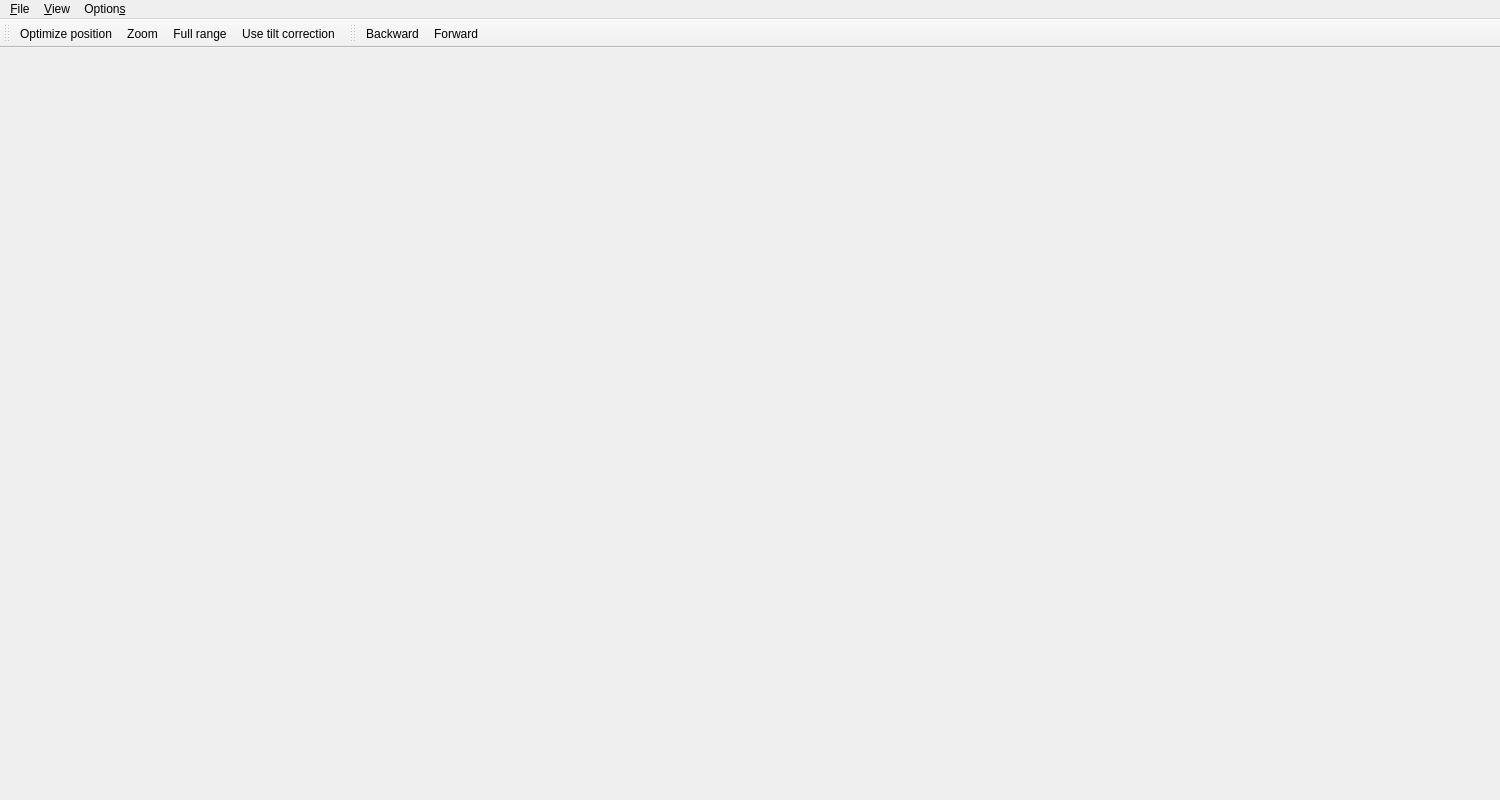
The window that gui/scanner/ui_scannergui.ui (Ulm-IQO/qudi) describes before a commit, drawn with Qt 5.
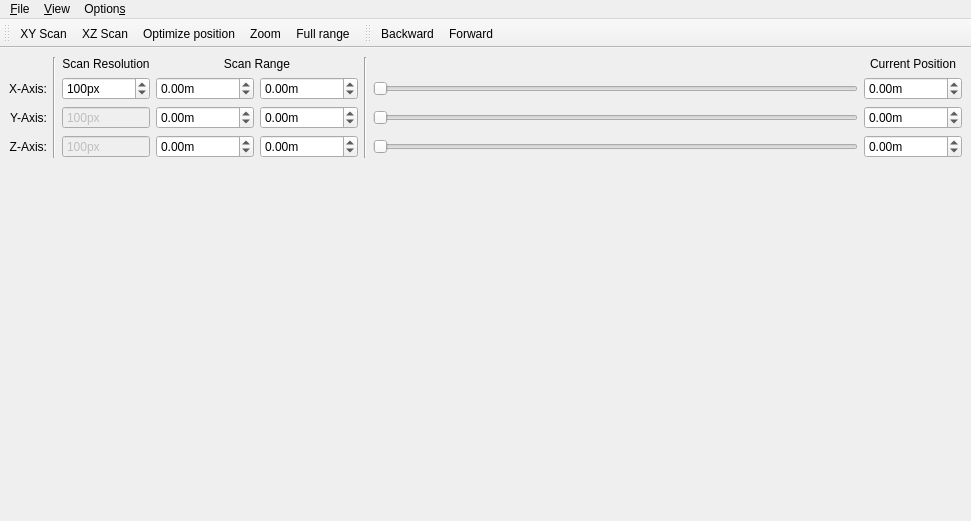
The same window after the commit. Icons and pictures are not drawn. Custom widgets are drawn as their Qt base class.

Commit message: Stripped down GUI and Logic

The edit to the form file:
```diff
--- a/gui/scanner/ui_scannergui.ui
+++ b/gui/scanner/ui_scannergui.ui
@@ -6,8 +6,8 @@
    <rect>
     <x>0</x>
     <y>0</y>
-    <width>1500</width>
-    <height>800</height>
+    <width>971</width>
+    <height>521</height>
    </rect>
   </property>
   <property name="sizePolicy">
@@ -20,19 +20,396 @@
    <string>qudi: Confocal</string>
   </property>
   <widget class="QWidget" name="centralwidget">
+   <property name="sizePolicy">
+    <sizepolicy hsizetype="Expanding" vsizetype="Expanding">
+     <horstretch>0</horstretch>
+     <verstretch>0</verstretch>
+    </sizepolicy>
+   </property>
    <property name="maximumSize">
     <size>
-     <width>0</width>
-     <height>0</height>
+     <width>16777215</width>
+     <height>16777215</height>
     </size>
    </property>
+   <layout class="QGridLayout" name="gridLayout">
+    <item row="2" column="0">
+     <widget class="QLabel" name="label_2">
+      <property name="text">
+       <string>Y-Axis:</string>
+      </property>
+      <property name="alignment">
+       <set>Qt::AlignRight|Qt::AlignTrailing|Qt::AlignVCenter</set>
+      </property>
+     </widget>
+    </item>
+    <item row="3" column="6">
+     <widget class="DoubleSlider" name="z_slider">
+      <property name="orientation">
+       <enum>Qt::Horizontal</enum>
+      </property>
+     </widget>
+    </item>
+    <item row="0" column="1" rowspan="4">
+     <widget class="Line" name="line">
+      <property name="orientation">
+       <enum>Qt::Vertical</enum>
+      </property>
+     </widget>
+    </item>
+    <item row="2" column="3">
+     <widget class="ScienDSpinBox" name="y_min_range_doubleSpinBox">
+      <property name="minimumSize">
+       <size>
+        <width>75</width>
+        <height>0</height>
+       </size>
+      </property>
+      <property name="suffix">
+       <string>m</string>
+      </property>
+      <property name="minimum">
+       <double>-1000000000000000000000.000000000000000</double>
+      </property>
+      <property name="maximum">
+       <double>1000000000000000000000.000000000000000</double>
+      </property>
+     </widget>
+    </item>
+    <item row="2" column="2">
+     <widget class="QSpinBox" name="y_resolution_spinBox">
+      <property name="enabled">
+       <bool>false</bool>
+      </property>
+      <property name="minimumSize">
+       <size>
+        <width>75</width>
+        <height>0</height>
+       </size>
+      </property>
+      <property name="readOnly">
+       <bool>true</bool>
+      </property>
+      <property name="buttonSymbols">
+       <enum>QAbstractSpinBox::NoButtons</enum>
+      </property>
+      <property name="suffix">
+       <string>px</string>
+      </property>
+      <property name="minimum">
+       <number>1</number>
+      </property>
+      <property name="maximum">
+       <number>999999999</number>
+      </property>
+      <property name="value">
+       <number>100</number>
+      </property>
+     </widget>
+    </item>
+    <item row="1" column="4">
+     <widget class="ScienDSpinBox" name="x_max_range_doubleSpinBox">
+      <property name="minimumSize">
+       <size>
+        <width>75</width>
+        <height>0</height>
+       </size>
+      </property>
+      <property name="suffix">
+       <string>m</string>
+      </property>
+      <property name="minimum">
+       <double>-1000000000000000000000.000000000000000</double>
+      </property>
+      <property name="maximum">
+       <double>1000000000000000000000.000000000000000</double>
+      </property>
+     </widget>
+    </item>
+    <item row="1" column="3">
+     <widget class="ScienDSpinBox" name="x_min_range_doubleSpinBox">
+      <property name="minimumSize">
+       <size>
+        <width>75</width>
+        <height>0</height>
+       </size>
+      </property>
+      <property name="suffix">
+       <string>m</string>
+      </property>
+      <property name="minimum">
+       <double>-1000000000000000000000.000000000000000</double>
+      </property>
+      <property name="maximum">
+       <double>1000000000000000000000.000000000000000</double>
+      </property>
+     </widget>
+    </item>
+    <item row="0" column="3" colspan="2">
+     <widget class="QLabel" name="label_4">
+      <property name="text">
+       <string>Scan Range</string>
+      </property>
+      <property name="alignment">
+       <set>Qt::AlignCenter</set>
+      </property>
+     </widget>
+    </item>
+    <item row="3" column="4">
+     <widget class="ScienDSpinBox" name="z_max_range_doubleSpinBox">
+      <property name="minimumSize">
+       <size>
+        <width>75</width>
+        <height>0</height>
+       </size>
+      </property>
+      <property name="suffix">
+       <string>m</string>
+      </property>
+      <property name="minimum">
+       <double>-1000000000000000000000.000000000000000</double>
+      </property>
+      <property name="maximum">
+       <double>1000000000000000000000.000000000000000</double>
+      </property>
+     </widget>
+    </item>
+    <item row="0" column="2">
+     <widget class="QLabel" name="label_5">
+      <property name="text">
+       <string>Scan Resolution</string>
+      </property>
+      <property name="alignment">
+       <set>Qt::AlignCenter</set>
+      </property>
+     </widget>
+    </item>
+    <item row="2" column="6">
+     <widget class="DoubleSlider" name="y_slider">
+      <property name="orientation">
+       <enum>Qt::Horizontal</enum>
+      </property>
+     </widget>
+    </item>
+    <item row="3" column="3">
+     <widget class="ScienDSpinBox" name="z_min_range_doubleSpinBox">
+      <property name="minimumSize">
+       <size>
+        <width>75</width>
+        <height>0</height>
+       </size>
+      </property>
+      <property name="suffix">
+       <string>m</string>
+      </property>
+      <property name="minimum">
+       <double>-1000000000000000000000.000000000000000</double>
+      </property>
+      <property name="maximum">
+       <double>1000000000000000000000.000000000000000</double>
+      </property>
+     </widget>
+    </item>
+    <item row="1" column="2">
+     <widget class="QSpinBox" name="x_resolution_spinBox">
+      <property name="sizePolicy">
+       <sizepolicy hsizetype="Preferred" vsizetype="Fixed">
+        <horstretch>0</horstretch>
+        <verstretch>0</verstretch>
+       </sizepolicy>
+      </property>
+      <property name="minimumSize">
+       <size>
+        <width>75</width>
+        <height>0</height>
+       </size>
+      </property>
+      <property name="suffix">
+       <string>px</string>
+      </property>
+      <property name="minimum">
+       <number>1</number>
+      </property>
+      <property name="maximum">
+       <number>999999999</number>
+      </property>
+      <property name="value">
+       <number>100</number>
+      </property>
+     </widget>
+    </item>
+    <item row="1" column="6">
+     <widget class="DoubleSlider" name="x_slider">
+      <property name="orientation">
+       <enum>Qt::Horizontal</enum>
+      </property>
+     </widget>
+    </item>
+    <item row="3" column="2">
+     <widget class="QSpinBox" name="z_resolution_spinBox">
+      <property name="enabled">
+       <bool>false</bool>
+      </property>
+      <property name="minimumSize">
+       <size>
+        <width>75</width>
+        <height>0</height>
+       </size>
+      </property>
+      <property name="readOnly">
+       <bool>true</bool>
+      </property>
+      <property name="buttonSymbols">
+       <enum>QAbstractSpinBox::NoButtons</enum>
+      </property>
+      <property name="suffix">
+       <string>px</string>
+      </property>
+      <property name="minimum">
+       <number>1</number>
+      </property>
+      <property name="maximum">
+       <number>999999999</number>
+      </property>
+      <property name="value">
+       <number>100</number>
+      </property>
+     </widget>
+    </item>
+    <item row="3" column="0">
+     <widget class="QLabel" name="label_3">
+      <property name="text">
+       <string>Z-Axis:</string>
+      </property>
+      <property name="alignment">
+       <set>Qt::AlignRight|Qt::AlignTrailing|Qt::AlignVCenter</set>
+      </property>
+     </widget>
+    </item>
+    <item row="0" column="5" rowspan="4">
+     <widget class="Line" name="line_2">
+      <property name="orientation">
+       <enum>Qt::Vertical</enum>
+      </property>
+     </widget>
+    </item>
+    <item row="2" column="4">
+     <widget class="ScienDSpinBox" name="y_max_range_doubleSpinBox">
+      <property name="minimumSize">
+       <size>
+        <width>75</width>
+        <height>0</height>
+       </size>
+      </property>
+      <property name="suffix">
+       <string>m</string>
+      </property>
+      <property name="minimum">
+       <double>-1000000000000000000000.000000000000000</double>
+      </property>
+      <property name="maximum">
+       <double>1000000000000000000000.000000000000000</double>
+      </property>
+     </widget>
+    </item>
+    <item row="1" column="0">
+     <widget class="QLabel" name="label">
+      <property name="text">
+       <string>X-Axis:</string>
+      </property>
+      <property name="alignment">
+       <set>Qt::AlignRight|Qt::AlignTrailing|Qt::AlignVCenter</set>
+      </property>
+     </widget>
+    </item>
+    <item row="1" column="7">
+     <widget class="ScienDSpinBox" name="x_position_doubleSpinBox">
+      <property name="minimumSize">
+       <size>
+        <width>75</width>
+        <height>0</height>
+       </size>
+      </property>
+      <property name="suffix">
+       <string>m</string>
+      </property>
+      <property name="minimum">
+       <double>-1000000000000000000000.000000000000000</double>
+      </property>
+      <property name="maximum">
+       <double>1000000000000000000000.000000000000000</double>
+      </property>
+     </widget>
+    </item>
+    <item row="2" column="7">
+     <widget class="ScienDSpinBox" name="y_position_doubleSpinBox">
+      <property name="minimumSize">
+       <size>
+        <width>75</width>
+        <height>0</height>
+       </size>
+      </property>
+      <property name="suffix">
+       <string>m</string>
+      </property>
+      <property name="minimum">
+       <double>-1000000000000000000000.000000000000000</double>
+      </property>
+      <property name="maximum">
+       <double>1000000000000000000000.000000000000000</double>
+      </property>
+     </widget>
+    </item>
+    <item row="3" column="7">
+     <widget class="ScienDSpinBox" name="z_position_doubleSpinBox">
+      <property name="minimumSize">
+       <size>
+        <width>75</width>
+        <height>0</height>
+       </size>
+      </property>
+      <property name="suffix">
+       <string>m</string>
+      </property>
+      <property name="minimum">
+       <double>-1000000000000000000000.000000000000000</double>
+      </property>
+      <property name="maximum">
+       <double>1000000000000000000000.000000000000000</double>
+      </property>
+     </widget>
+    </item>
+    <item row="0" column="7">
+     <widget class="QLabel" name="label_6">
+      <property name="text">
+       <string>Current Position</string>
+      </property>
+      <property name="alignment">
+       <set>Qt::AlignCenter</set>
+      </property>
+     </widget>
+    </item>
+    <item row="4" column="0">
+     <spacer name="verticalSpacer">
+      <property name="orientation">
+       <enum>Qt::Vertical</enum>
+      </property>
+      <property name="sizeHint" stdset="0">
+       <size>
+        <width>20</width>
+        <height>40</height>
+       </size>
+      </property>
+     </spacer>
+    </item>
+   </layout>
   </widget>
   <widget class="QMenuBar" name="menubar">
    <property name="geometry">
     <rect>
      <x>0</x>
      <y>0</y>
-     <width>1500</width>
+     <width>971</width>
      <height>21</height>
     </rect>
    </property>
@@ -92,10 +469,11 @@
    <attribute name="toolBarBreak">
     <bool>false</bool>
    </attribute>
+   <addaction name="action_xy_scan"/>
+   <addaction name="action_xz_scan"/>
    <addaction name="action_optimize_position"/>
    <addaction name="action_utility_zoom"/>
    <addaction name="action_utility_full_range"/>
-   <addaction name="action_utility_tilt_correction"/>
   </widget>
   <widget class="QToolBar" name="history_toolBar">
    <property name="enabled">
@@ -242,32 +620,6 @@
     <string>Toggle toolbar containing useful utilities</string>
    </property>
   </action>
-  <action name="action_utility_tilt_correction">
-   <property name="checkable">
-    <bool>true</bool>
-   </property>
-   <property name="icon">
-    <iconset>
-     <normaloff>../../artwork/icons/qudiTheme/22x22/correct-tilt.png</normaloff>../../artwork/icons/qudiTheme/22x22/correct-tilt.png</iconset>
-   </property>
-   <property name="text">
-    <string>Use tilt correction</string>
-   </property>
-   <property name="toolTip">
-    <string>Apply coordinate transformation according to the configured tilt correction</string>
-   </property>
-  </action>
-  <action name="action_view_tilt_correction">
-   <property name="checkable">
-    <bool>true</bool>
-   </property>
-   <property name="text">
-    <string>Tilt correction</string>
-   </property>
-   <property name="toolTip">
-    <string>Toggle tilt correction view</string>
-   </property>
-  </action>
   <action name="action_history_forward">
    <property name="enabled">
     <bool>true</bool>
@@ -371,7 +723,45 @@
     <string>Toggle toolbar containing actions to control the scanning history</string>
    </property>
   </action>
+  <action name="action_xy_scan">
+   <property name="icon">
+    <iconset>
+     <normaloff>../../artwork/icons/qudiTheme/22x22/scan-xy-start.png</normaloff>
+     <normalon>../../artwork/icons/qudiTheme/22x22/stop-scan.png</normalon>../../artwork/icons/qudiTheme/22x22/scan-xy-start.png</iconset>
+   </property>
+   <property name="text">
+    <string>XY Scan</string>
+   </property>
+   <property name="toolTip">
+    <string>Start/Stop XY scan</string>
+   </property>
+  </action>
+  <action name="action_xz_scan">
+   <property name="icon">
+    <iconset>
+     <normaloff>../../artwork/icons/qudiTheme/22x22/scan-depth-start.png</normaloff>
+     <normalon>../../artwork/icons/qudiTheme/22x22/stop-scan.png</normalon>../../artwork/icons/qudiTheme/22x22/scan-depth-start.png</iconset>
+   </property>
+   <property name="text">
+    <string>XZ Scan</string>
+   </property>
+   <property name="toolTip">
+    <string>Start/Stop XZ Scan</string>
+   </property>
+  </action>
  </widget>
+ <customwidgets>
+  <customwidget>
+   <class>ScienDSpinBox</class>
+   <extends>QDoubleSpinBox</extends>
+   <header>qtwidgets.scientific_spinbox.h</header>
+  </customwidget>
+  <customwidget>
+   <class>DoubleSlider</class>
+   <extends>QSlider</extends>
+   <header>qtwidgets.slider.h</header>
+  </customwidget>
+ </customwidgets>
  <resources/>
  <connections>
   <connection>
```
Left out of the diff: 16 changed lines with no effect on the pictures. The commit also changes 7 other files.
